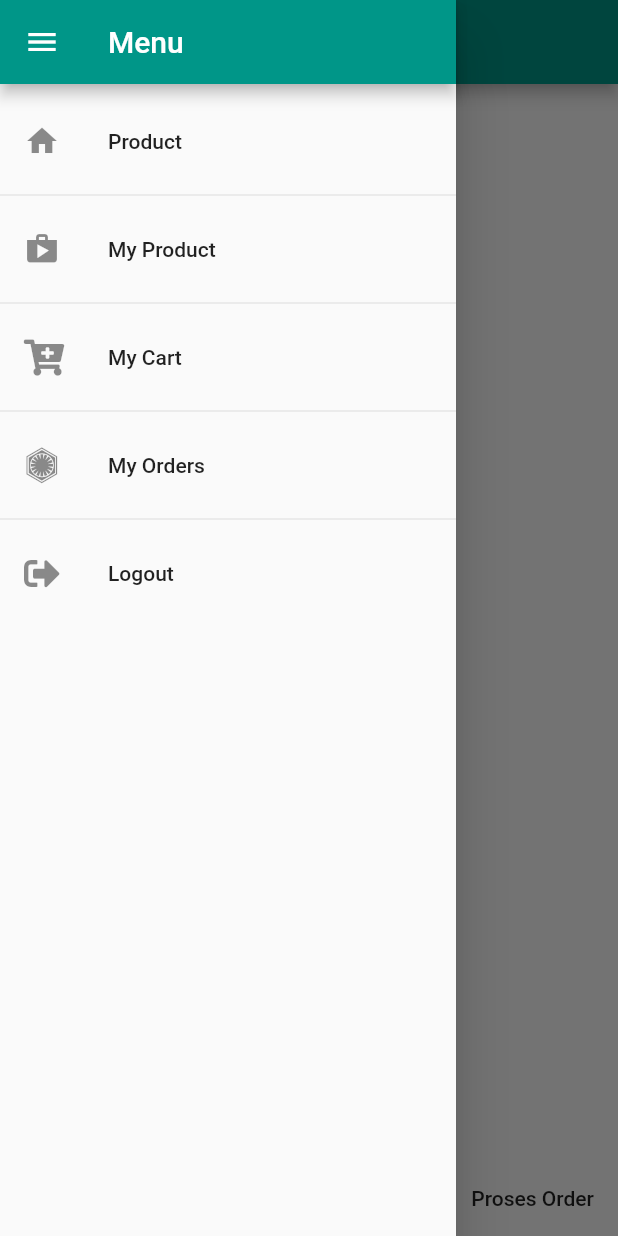
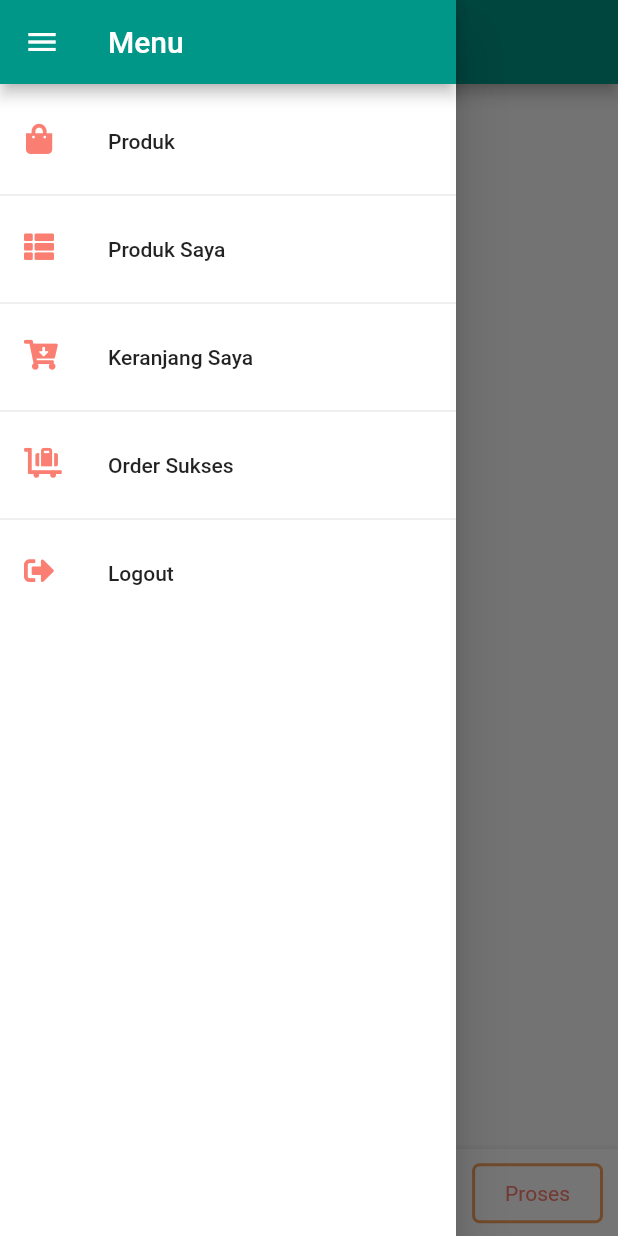
Before and after one commit to lemanfoetra/flutter-project-shopapp, a Flutter app: the CartScreen screen opened directly, with the side drawer open, on a phone screen of 412 x 824 dp. Run offline on Flutter 3.47's test engine with Material 2 defaults, Android fonts, the phone set to English and light mode, and no system bars; our stand-ins replace font_awesome_flutter, image_picker, pull_to_refresh, shared_preferences; accounts and stored records are empty; network calls fail.

Commit message:
update UI and bug

```diff
--- a/lib/main.dart
+++ b/lib/main.dart
@@ -51,13 +51,14 @@ class MyApp extends StatelessWidget {
       ],
       child: Consumer<AuthProvider>(
         builder: (ctx, auth, _) => MaterialApp(
-          title: 'Shopper',
+          title: 'Shop App',
           theme: ThemeData(
             primarySwatch: Colors.teal,
           ),
           initialRoute: '/',
           routes: {
             '/': (ctx)=> routeTo(auth, HomeScreens()),
+
             MyProduct.routeName: (ctx) => routeTo(auth, MyProduct()),
             AddProduct.routeName: (ctx) => routeTo(auth, AddProduct()),
             EditProduct.routeName: (ctx) => routeTo(auth, EditProduct()),
--- a/lib/screens/cart_screen.dart
+++ b/lib/screens/cart_screen.dart
@@ -59,7 +59,7 @@ class _CartScreenState extends State<CartScreen> {
   Widget build(BuildContext context) {
     return Scaffold(
       appBar: AppBar(
-        title: Text('My Carts'),
+        title: Text('Keranjang Saya'),
       ),
       drawer: AppDrawer(),
       body: Container(
@@ -109,7 +109,20 @@ class _CartScreenState extends State<CartScreen> {
 
   Widget _prosesCart() {
     return Container(
-      height: 50,
+      height: 60,
+      decoration: BoxDecoration(
+        boxShadow: [
+          BoxShadow(
+            color: Colors.black12,
+            blurRadius: 2,
+            offset: Offset(0, 2),
+          ),
+          BoxShadow(
+            color: Colors.white,
+            offset: Offset(0, 2),
+          )
+        ],
+      ),
       width: double.infinity,
       child: Row(
         mainAxisAlignment: MainAxisAlignment.spaceBetween,
@@ -121,11 +134,11 @@ class _CartScreenState extends State<CartScreen> {
                   padding: const EdgeInsets.only(left: 10),
                   child: Text(
                     "Total",
-                    style: TextStyle(fontSize: 16),
+                    style: TextStyle(fontSize: 16, fontWeight: FontWeight.bold),
                   ),
                 ),
                 Container(
-                  width: 20,
+                  width: 25,
                   padding: EdgeInsets.only(left: 5),
                   child: Text(
                     'Rp',
@@ -134,7 +147,7 @@ class _CartScreenState extends State<CartScreen> {
                 ),
                 Consumer<CartProvider>(
                   builder: (ctx, cart, ch) => Text(
-                    cart.getTotalPrice.toString(),
+                    cart.getTotalPrice.toStringAsFixed(0).toString(),
                     style: TextStyle(
                       fontSize: 16,
                       fontWeight: FontWeight.bold,
@@ -145,9 +158,26 @@ class _CartScreenState extends State<CartScreen> {
             ),
           ),
           Container(
-            child: FlatButton(
-              onPressed: () => prosesCart(),
-              child: Text('Proses Order'),
+            padding: EdgeInsets.only(top: 3, right: 10),
+            child: InkWell(
+              onTap: () => prosesCart(),
+              child: Container(
+                padding:
+                    EdgeInsets.only(top: 10, left: 20, bottom: 10, right: 20),
+                decoration: BoxDecoration(
+                    border: Border.all(
+                      color: Color(0xFFf5a25d),
+                      width: 2,
+                    ),
+                    borderRadius: BorderRadius.circular(5)),
+                child: Text(
+                  'Proses',
+                  style: TextStyle(
+                    color: Color(0xFFfa7f72),
+                    fontSize: 14,
+                  ),
+                ),
+              ),
             ),
           )
         ],
--- a/lib/screens/home.dart
+++ b/lib/screens/home.dart
@@ -63,7 +63,7 @@ class _HomeScreensState extends State<HomeScreens> {
   Widget build(BuildContext context) {
     return Scaffold(
       appBar: AppBar(
-        title: Text('Shopper'),
+        title: Text('Shop App'),
       ),
       drawer: AppDrawer(),
       body: _isFirstLoaded
--- a/lib/screens/my_product.dart
+++ b/lib/screens/my_product.dart
@@ -89,7 +89,7 @@ class _MyProductState extends State<MyProduct> {
   Widget build(BuildContext context) {
     return Scaffold(
       appBar: AppBar(
-        title: Text('My Product'),
+        title: Text('Produk Saya'),
         actions: <Widget>[
           FlatButton(
             onPressed: () {
--- a/lib/screens/orders_screen.dart
+++ b/lib/screens/orders_screen.dart
@@ -40,7 +40,7 @@ class _OrdersScreenState extends State<OrdersScreen> {
   Widget build(BuildContext context) {
     return Scaffold(
       appBar: AppBar(
-        title: Text('My Orders'),
+        title: Text('Order Sukses'),
       ),
       drawer: AppDrawer(),
       body: Container(
--- a/lib/screens/ordersitem_screen.dart
+++ b/lib/screens/ordersitem_screen.dart
@@ -37,14 +37,13 @@ class _OrdersScreenItemState extends State<OrdersScreenItem> {
 
   @override
   Widget build(BuildContext context) {
-    print('build');
     // merupakan date yang diparsing dari orders_list
     final date = ModalRoute.of(context).settings.arguments as String;
 
     return Scaffold(
       appBar: AppBar(
         title: Text(
-          'Oders Tanggal ${this.dateReal(DateTime.parse(date))}',
+          'Order Tanggal ${this.dateReal(DateTime.parse(date))}',
           style: TextStyle(
             fontSize: 16,
           ),
--- a/lib/widgets/drawer.dart
+++ b/lib/widgets/drawer.dart
@@ -10,18 +10,22 @@ class AppDrawer extends StatelessWidget {
   @override
   Widget build(BuildContext context) {
     return Drawer(
-      child: Column(
+      child: Container(
+        color: Colors.white,
+        child: ListView(
           children: <Widget>[
             AppBar(
-            title: Text('Menu'),
+              title : Text('Menu')
             ),
-          SizedBox(
-            height: 10,
-          ),
+            SizedBox(height: 10),
             Container(
               child: ListTile(
-              leading: Icon(Icons.home),
-              title: Text('Product'),
+                leading: Icon(
+                  FontAwesomeIcons.shoppingBag,
+                  color: Color(0xFFfa7f72),
+                  size: 20,
+                ),
+                title: Text('Produk'),
                 onTap: () {
                   Navigator.of(context).pushReplacementNamed('/');
                 },
@@ -30,8 +34,12 @@ class AppDrawer extends StatelessWidget {
             Divider(),
             Container(
               child: ListTile(
-              leading: Icon(Icons.shop),
-              title: Text('My Product'),
+                leading: Icon(
+                  FontAwesomeIcons.thList,
+                  color: Color(0xFFfa7f72),
+                  size: 20,
+                ),
+                title: Text('Produk Saya'),
                 onTap: () {
                   Navigator.of(context).pushReplacementNamed(MyProduct.routeName);
                 },
@@ -40,27 +48,41 @@ class AppDrawer extends StatelessWidget {
             Divider(),
             Container(
               child: ListTile(
-              leading: Icon(FontAwesomeIcons.cartPlus),
-              title: Text('My Cart'),
+                leading: Icon(
+                  FontAwesomeIcons.cartArrowDown,
+                  color: Color(0xFFfa7f72),
+                  size: 20,
+                ),
+                title: Text('Keranjang Saya'),
                 onTap: () {
-                Navigator.of(context).pushReplacementNamed(CartScreen.routeName);
+                  Navigator.of(context)
+                      .pushReplacementNamed(CartScreen.routeName);
                 },
               ),
             ),
             Divider(),
             Container(
               child: ListTile(
-              leading: Icon(FontAwesomeIcons.firstOrder),
-              title: Text('My Orders'),
+                leading: Icon(
+                  FontAwesomeIcons.luggageCart,
+                  color: Color(0xFFfa7f72),
+                  size: 20,
+                ),
+                title: Text('Order Sukses'),
                 onTap: () {
-                Navigator.of(context).pushReplacementNamed(OrdersScreen.routeName);
+                  Navigator.of(context)
+                      .pushReplacementNamed(OrdersScreen.routeName);
                 },
               ),
             ),
             Divider(),
             Container(
               child: ListTile(
-              leading: Icon(FontAwesomeIcons.signOutAlt),
+                leading: Icon(
+                  FontAwesomeIcons.signOutAlt,
+                  color: Color(0xFFfa7f72),
+                  size: 20,
+                ),
                 title: Text('Logout'),
                 onTap: () {
                   Navigator.of(context).pop();
@@ -70,6 +92,7 @@ class AppDrawer extends StatelessWidget {
             )
           ],
         ),
+      ),
     );
   }
 }
--- a/lib/widgets/my_cart_item.dart
+++ b/lib/widgets/my_cart_item.dart
@@ -127,7 +127,7 @@ class _MyCartItemState extends State<MyCartItem> {
                         width: 20,
                         height: 20,
                         decoration: BoxDecoration(
-                            color: Colors.lightBlue,
+                            color: Color(0xFFf5a25d),
                             borderRadius: BorderRadius.circular(10)),
                         child: Center(
                           child: Text(
--- a/lib/widgets/orders_list.dart
+++ b/lib/widgets/orders_list.dart
@@ -31,10 +31,10 @@ class OrdersList extends StatelessWidget {
             mainAxisAlignment: MainAxisAlignment.spaceBetween,
             children: <Widget>[
               Container(
-                padding: EdgeInsets.only(left: 5),
+                padding: EdgeInsets.only(left: 5, bottom: 3),
                 child: Icon(
                   FontAwesomeIcons.shoppingBag,
-                  color: Colors.teal,
+                  color: Color(0xFFfa7f72),
                 ),
               ),
               Expanded(
--- a/lib/widgets/product_item.dart
+++ b/lib/widgets/product_item.dart
@@ -49,6 +49,7 @@ class ProductItem extends StatelessWidget {
                   Container(
                     child: Text(
                       name,
+                      overflow: TextOverflow.ellipsis,
                       textAlign: TextAlign.center,
                       style: TextStyle(fontSize: 12),
                     ),
@@ -56,7 +57,7 @@ class ProductItem extends StatelessWidget {
                   ),
                   Container(
                     child: Text(
-                      "Rp $price",
+                      "Rp ${price.toStringAsFixed(0)}",
                       style: TextStyle(
                         fontWeight: FontWeight.bold,
                         fontSize: 12,
```
Also changed, not shown: lib/screens/overview_screen.dart (+13 -11 lines). Lines whose indentation alone changed are shown as unchanged.
